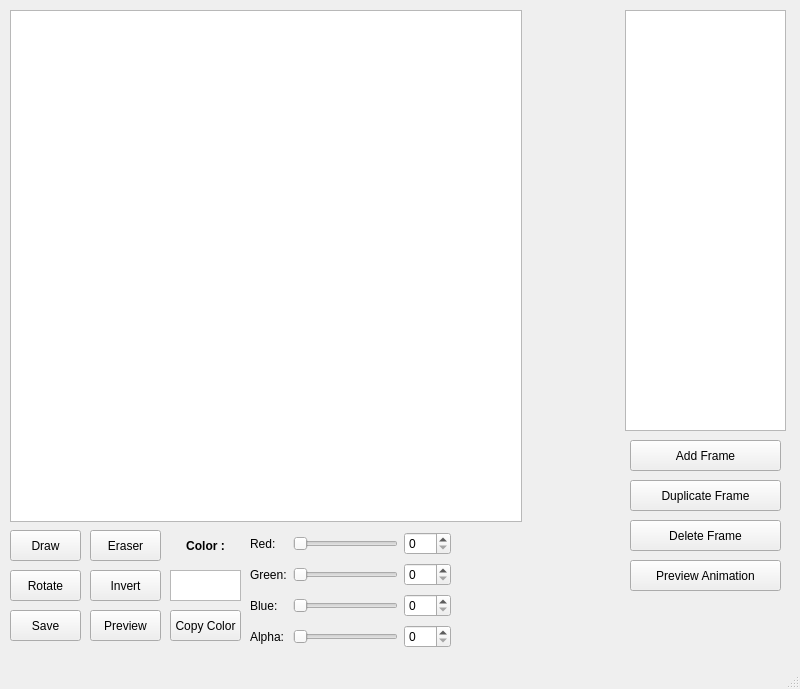
First picture: the form in editorwindow.ui, repository KaiokenBro/Sprite-Editor, before the edit.
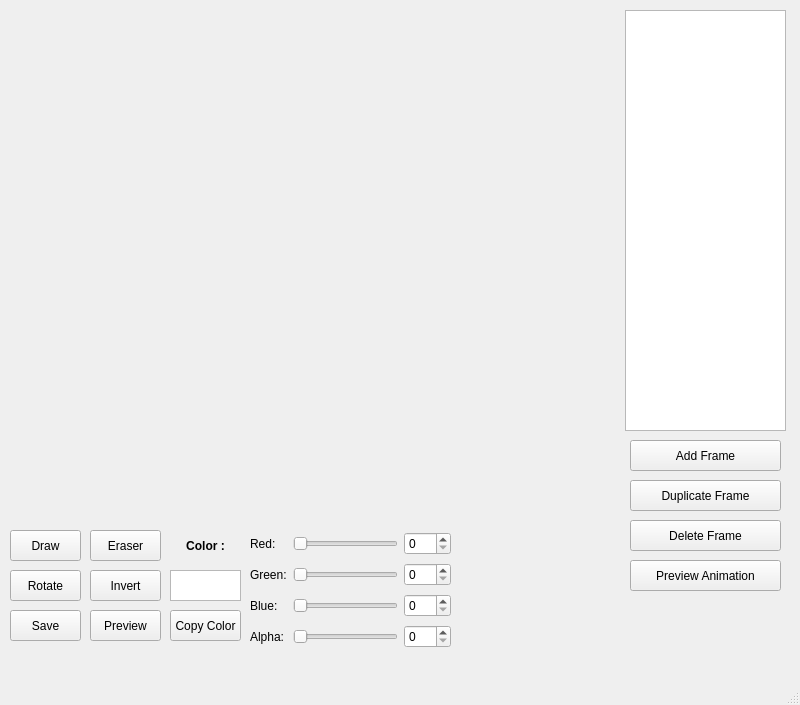
Second picture: the form after the edit.

The edit to the form file:
```diff
--- a/editorwindow.ui
+++ b/editorwindow.ui
@@ -7,23 +7,13 @@
     <x>0</x>
     <y>0</y>
     <width>800</width>
-    <height>689</height>
+    <height>705</height>
    </rect>
   </property>
   <property name="windowTitle">
    <string>MainWindow</string>
   </property>
   <widget class="QWidget" name="centralwidget">
-   <widget class="QGraphicsView" name="graphicsView">
-    <property name="geometry">
-     <rect>
-      <x>10</x>
-      <y>10</y>
-      <width>512</width>
-      <height>512</height>
-     </rect>
-    </property>
-   </widget>
    <widget class="QPushButton" name="saveButton">
     <property name="geometry">
      <rect>
@@ -316,6 +306,22 @@
      <string>Preview Animation</string>
     </property>
    </widget>
+   <widget class="QLabel" name="spriteLabel">
+    <property name="geometry">
+     <rect>
+      <x>8</x>
+      <y>15</y>
+      <width>431</width>
+      <height>471</height>
+     </rect>
+    </property>
+    <property name="lineWidth">
+     <number>1</number>
+    </property>
+    <property name="text">
+     <string/>
+    </property>
+   </widget>
   </widget>
   <widget class="QMenuBar" name="menubar">
    <property name="geometry">
```
